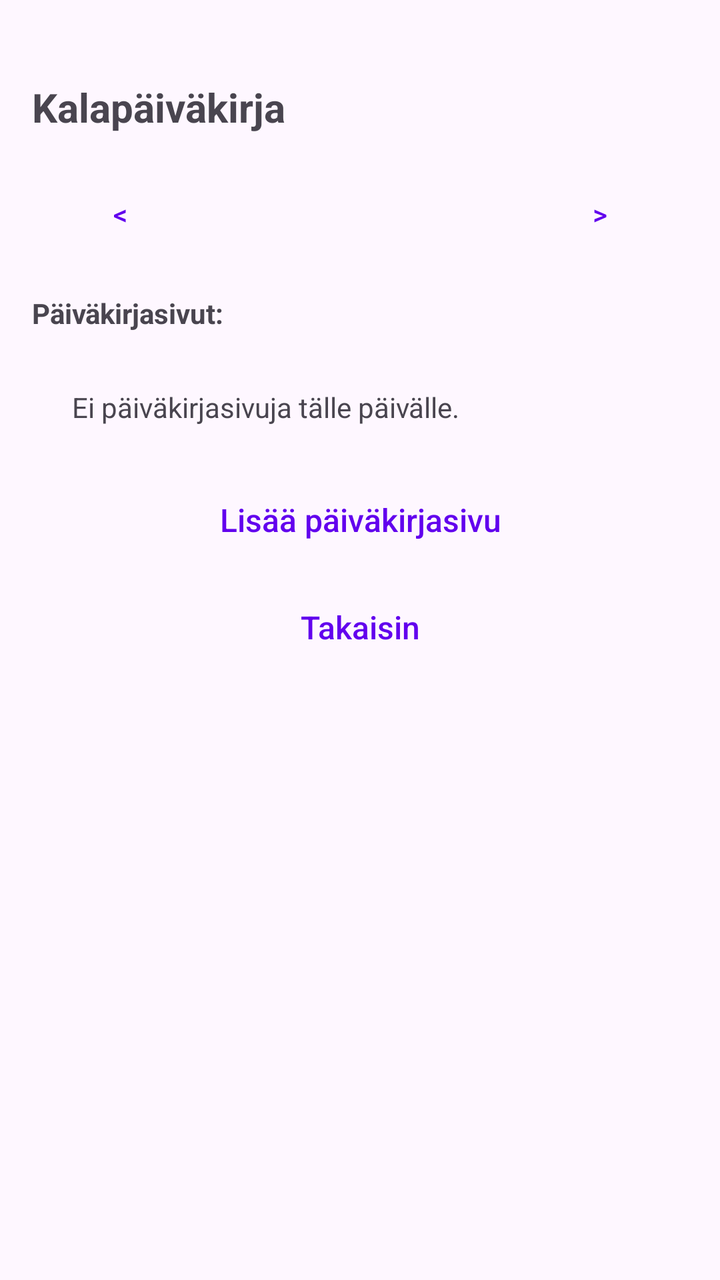
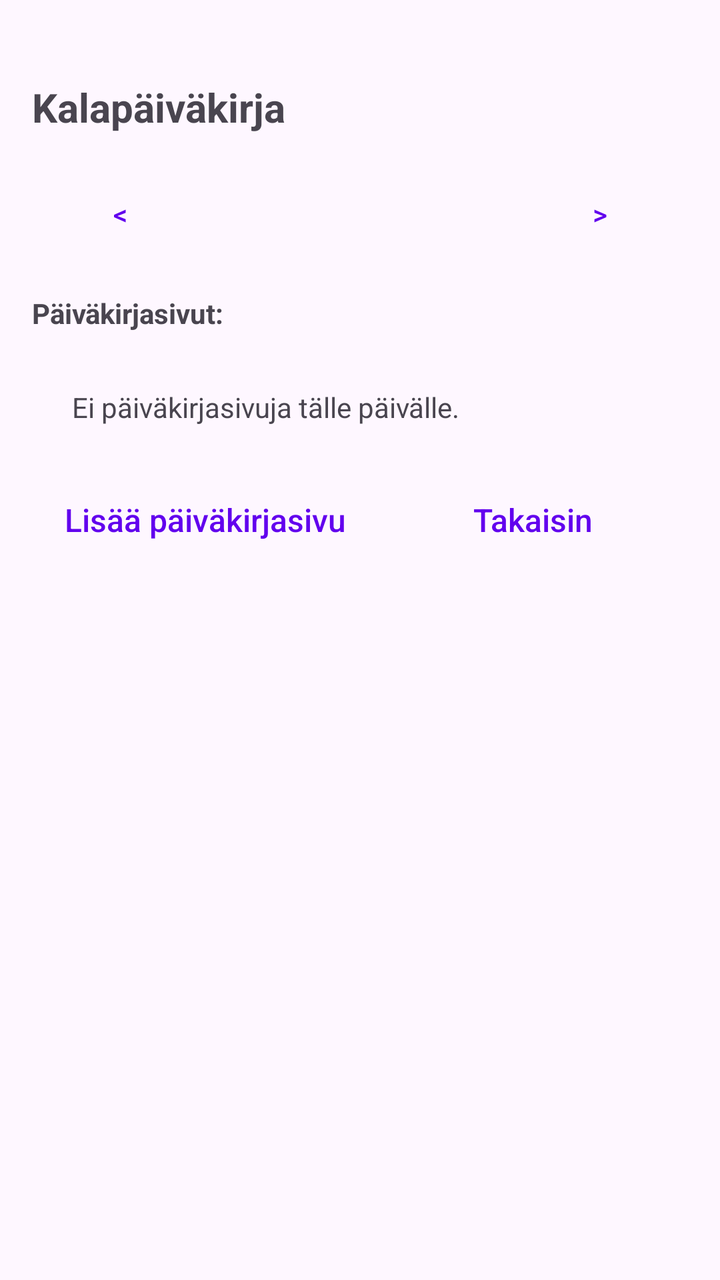

Screens rendered from an Android XML layout before and after an edit, with the pre-edit source and the edit as a unified diff.
<!-- AndroidManifest.xml: application theme Theme.KalaKartta -->
<!-- res/layout/activity_diary.xml -->
<?xml version="1.0" encoding="utf-8"?>
<LinearLayout xmlns:android="http://schemas.android.com/apk/res/android" android:layout_width="match_parent" android:layout_height="match_parent" android:orientation="vertical" android:padding="16dp">
    <TextView android:id="@+id/diaryTitle" android:layout_width="match_parent" android:layout_height="wrap_content" android:text="Kalapäiväkirja" android:textSize="20sp" android:textStyle="bold" android:layout_marginTop="24dp" android:layout_marginBottom="16dp" />
    <LinearLayout android:layout_width="match_parent" android:layout_height="wrap_content" android:orientation="horizontal" android:gravity="center_vertical">
        <Button android:id="@+id/prevMonthButton" style="@style/Widget.Material3.Button.TextButton" android:layout_width="wrap_content" android:layout_height="wrap_content" android:text="&lt;" />
        <TextView android:id="@+id/monthYearText" android:layout_width="0dp" android:layout_height="wrap_content" android:layout_weight="1" android:gravity="center" android:textSize="18sp" android:textStyle="bold" android:clickable="true" android:focusable="true" android:background="?attr/selectableItemBackground" android:contentDescription="Valitse kuukausi ja vuosi" />
        <Button android:id="@+id/nextMonthButton" style="@style/Widget.Material3.Button.TextButton" android:layout_width="wrap_content" android:layout_height="wrap_content" android:text="&gt;" />
    </LinearLayout>
    <GridLayout android:id="@+id/calendarGrid" android:layout_width="match_parent" android:layout_height="wrap_content" android:columnCount="7" android:layout_marginBottom="16dp" />
    <TextView android:layout_width="match_parent" android:layout_height="wrap_content" android:text="Päiväkirjasivut:" android:textStyle="bold" android:layout_marginBottom="8dp" />
    <ScrollView android:layout_width="match_parent" android:layout_height="0dp" android:layout_weight="1">
        <LinearLayout android:layout_width="match_parent" android:layout_height="wrap_content" android:orientation="vertical">
            <TextView android:id="@+id/noPagesText" android:layout_width="match_parent" android:layout_height="wrap_content" android:text="Ei päiväkirjasivuja tälle päivälle." android:padding="20dp" />
            <LinearLayout android:id="@+id/diaryPagesContainer" android:layout_width="match_parent" android:layout_height="wrap_content" android:orientation="vertical" />
            <TextView android:id="@+id/addDiaryPageButton" style="@style/TextAppearance.KalaKartta.ActionLink" android:layout_width="match_parent" android:layout_height="wrap_content" android:text="Lisää päiväkirjasivu" android:gravity="center" android:padding="16dp" android:clickable="true" android:focusable="true" android:background="?attr/selectableItemBackground" />
            <TextView android:id="@+id/backButton" style="@style/TextAppearance.KalaKartta.ActionLink" android:layout_width="match_parent" android:layout_height="wrap_content" android:text="@string/back" android:gravity="center" android:padding="16dp" />
        </LinearLayout>
    </ScrollView>
</LinearLayout>
<!-- resources referenced by this layout -->
<resources>
  <string name="back">Takaisin</string>
  <style name="TextAppearance.KalaKartta.ActionLink" parent="TextAppearance.KalaKartta.MenuLink">
          <item name="android:textColor">@color/link_color</item>
      </style>
  <style name="Theme.KalaKartta" parent="Base.Theme.KalaKartta" />
  <style name="TextAppearance.KalaKartta.MenuLink" parent="">
          <item name="android:fontFamily">sans-serif-medium</item>
          <item name="android:textSize">16sp</item>
          <item name="android:textColor">?android:attr/textColorPrimary</item>
          <item name="android:textStyle">normal</item>
      </style>
  <color name="link_color">#6200EE</color>
  <style name="Base.Theme.KalaKartta" parent="Theme.Material3.DayNight.NoActionBar">
          
          <item name="colorPrimary">#6200EE</item>
          <item name="colorOnPrimary">#FFFFFF</item>
          <item name="editTextStyle">@style/Widget.AppCompat.EditText</item>
          <item name="android:spinnerStyle">@style/Widget.AppCompat.Spinner</item>
      </style>
</resources>

<!-- the commit's change to res/layout/activity_diary.xml (unified diff, before → after) -->
@@ -8,12 +8,14 @@
     </LinearLayout>
     <GridLayout android:id="@+id/calendarGrid" android:layout_width="match_parent" android:layout_height="wrap_content" android:columnCount="7" android:layout_marginBottom="16dp" />
     <TextView android:layout_width="match_parent" android:layout_height="wrap_content" android:text="Päiväkirjasivut:" android:textStyle="bold" android:layout_marginBottom="8dp" />
-    <ScrollView android:layout_width="match_parent" android:layout_height="0dp" android:layout_weight="1">
+    <ScrollView android:id="@+id/diaryScrollView" android:layout_width="match_parent" android:layout_height="0dp" android:layout_weight="1" android:clipToPadding="false">
         <LinearLayout android:layout_width="match_parent" android:layout_height="wrap_content" android:orientation="vertical">
             <TextView android:id="@+id/noPagesText" android:layout_width="match_parent" android:layout_height="wrap_content" android:text="Ei päiväkirjasivuja tälle päivälle." android:padding="20dp" />
             <LinearLayout android:id="@+id/diaryPagesContainer" android:layout_width="match_parent" android:layout_height="wrap_content" android:orientation="vertical" />
-            <TextView android:id="@+id/addDiaryPageButton" style="@style/TextAppearance.KalaKartta.ActionLink" android:layout_width="match_parent" android:layout_height="wrap_content" android:text="Lisää päiväkirjasivu" android:gravity="center" android:padding="16dp" android:clickable="true" android:focusable="true" android:background="?attr/selectableItemBackground" />
-            <TextView android:id="@+id/backButton" style="@style/TextAppearance.KalaKartta.ActionLink" android:layout_width="match_parent" android:layout_height="wrap_content" android:text="@string/back" android:gravity="center" android:padding="16dp" />
+            <LinearLayout android:layout_width="match_parent" android:layout_height="wrap_content" android:orientation="horizontal" android:gravity="center_vertical">
+                <TextView android:id="@+id/addDiaryPageButton" style="@style/TextAppearance.KalaKartta.ActionLink" android:layout_width="wrap_content" android:layout_height="wrap_content" android:text="Lisää päiväkirjasivu" android:singleLine="true" android:gravity="center" android:padding="16dp" android:clickable="true" android:focusable="true" android:background="?attr/selectableItemBackground" />
+                <TextView android:id="@+id/backButton" style="@style/TextAppearance.KalaKartta.ActionLink" android:layout_width="0dp" android:layout_height="wrap_content" android:layout_weight="1" android:text="@string/back" android:gravity="center" android:padding="16dp" android:clickable="true" android:focusable="true" android:background="?attr/selectableItemBackground" />
+            </LinearLayout>
         </LinearLayout>
     </ScrollView>
 </LinearLayout>
